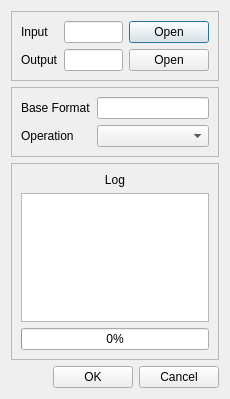
This is app/gui/src/dialog.ui in patrickziegler/mediacopier as Qt 5 draws it before an edit. The edited form follows.
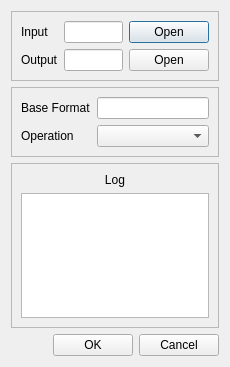
This is the edited form.

What changed in the file:
```diff
--- a/app/gui/src/dialog.ui
+++ b/app/gui/src/dialog.ui
@@ -7,7 +7,7 @@
     <x>0</x>
     <y>0</y>
     <width>230</width>
-    <height>399</height>
+    <height>367</height>
    </rect>
   </property>
   <property name="windowTitle">
@@ -152,19 +152,6 @@
         </property>
        </widget>
       </item>
-      <item>
-       <widget class="QProgressBar" name="progressBar">
-        <property name="value">
-         <number>0</number>
-        </property>
-        <property name="textVisible">
-         <bool>true</bool>
-        </property>
-        <property name="invertedAppearance">
-         <bool>false</bool>
-        </property>
-       </widget>
-      </item>
      </layout>
     </widget>
    </item>
```
Left out of the diff: 11 changed lines with no effect on the pictures.
